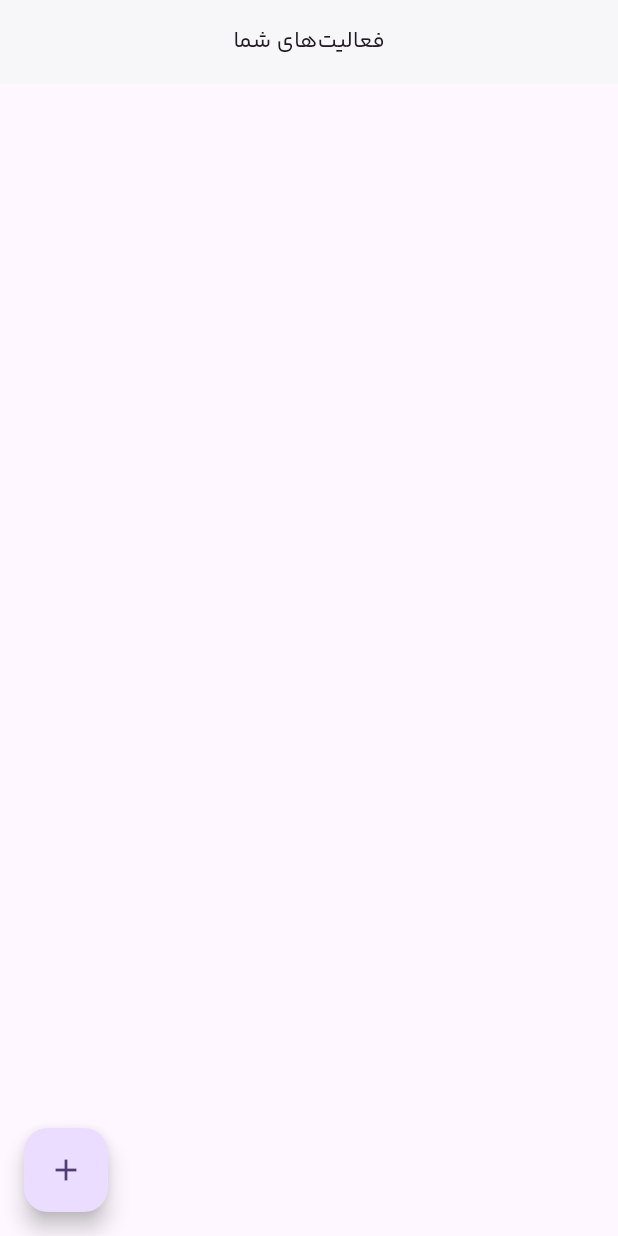
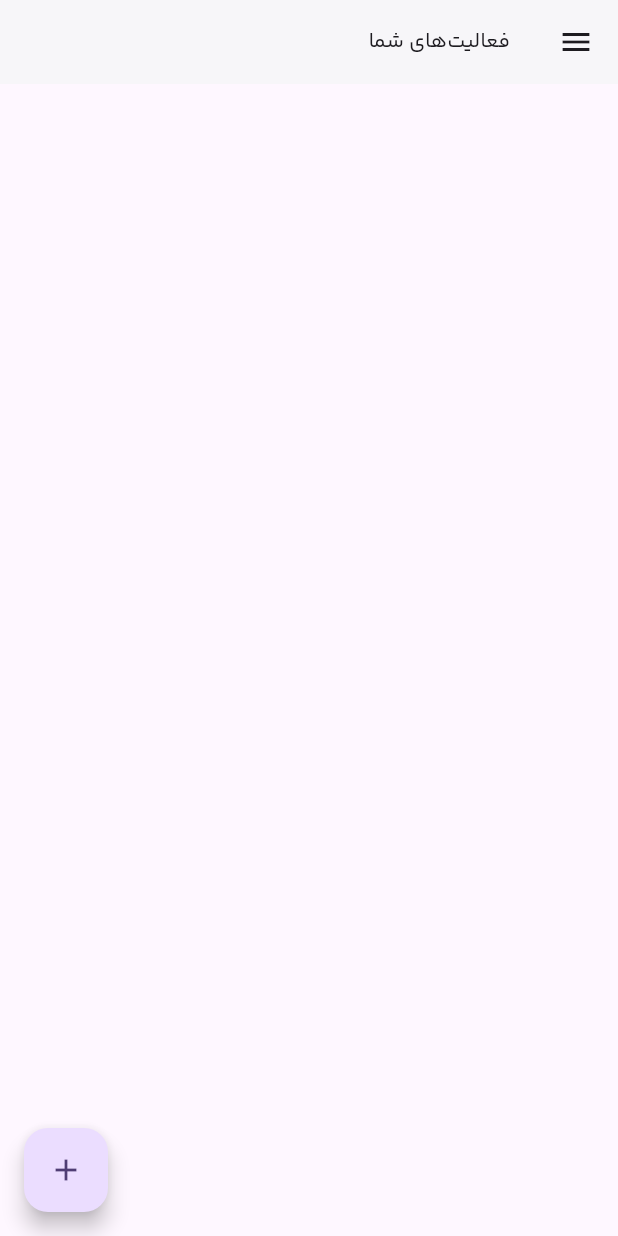
Before and after one commit to SinaHajipooor/Tasks-Management, a Flutter app: the screen it shows after launch, on a phone screen of 412 x 824 dp. Run offline on Flutter 3.47's test engine with Material 2 defaults, Android fonts, the phone set to English and light mode, and no system bars; our stand-ins replace equatable, flutter_bloc.

Commit message:
config task screen appBar

```diff
--- a/lib/screens/tasks/tasks_list_screen.dart
+++ b/lib/screens/tasks/tasks_list_screen.dart
@@ -1,4 +1,5 @@
 import 'package:bloc_app/models/task.dart';
+import 'package:bloc_app/navigation/drawer/app_drawer.dart';
 import 'package:bloc_app/widgets/tasks/task_counter.dart';
 import 'package:bloc_app/widgets/tasks/task_modal.dart';
 import 'package:bloc_app/widgets/tasks/tasks_list.dart';
@@ -37,17 +38,16 @@ class TasksListScreen extends StatelessWidget {
         List<Task> tasksList = state.allTasks;
         return Scaffold(
           appBar: AppBar(
-            centerTitle: true,
             backgroundColor: Colors.white,
             elevation: 1,
             title: Row(
-              mainAxisAlignment: MainAxisAlignment.center,
               children: [
-                const Text('فعالیت‌های شما', style: TextStyle(fontSize: 15)),
+                const Text('فعالیت‌های شما', style: TextStyle(fontSize: 14)),
                 Visibility(visible: state.allTasks.isNotEmpty, child: const TaskCounter()),
               ],
             ),
           ),
+          drawer: const AppDrawer(),
           body: SafeArea(
             child: Column(
               crossAxisAlignment: CrossAxisAlignment.center,
--- a/lib/widgets/tasks/task_counter.dart
+++ b/lib/widgets/tasks/task_counter.dart
@@ -9,7 +9,7 @@ class TaskCounter extends StatelessWidget {
       builder: (context, state) {
         return Row(
           children: [
-            const SizedBox(width: 10),
+            const SizedBox(width: 7),
             Container(
               padding: const EdgeInsets.symmetric(horizontal: 6, vertical: 1),
               decoration: BoxDecoration(
@@ -20,7 +20,7 @@ class TaskCounter extends StatelessWidget {
                 alignment: Alignment.center,
                 child: Text(
                   '${state.allTasks.length}',
-                  style: const TextStyle(fontSize: 16, color: Colors.white),
+                  style: const TextStyle(fontSize: 12, color: Colors.white),
                   textAlign: TextAlign.center,
                 ),
               ),
```
